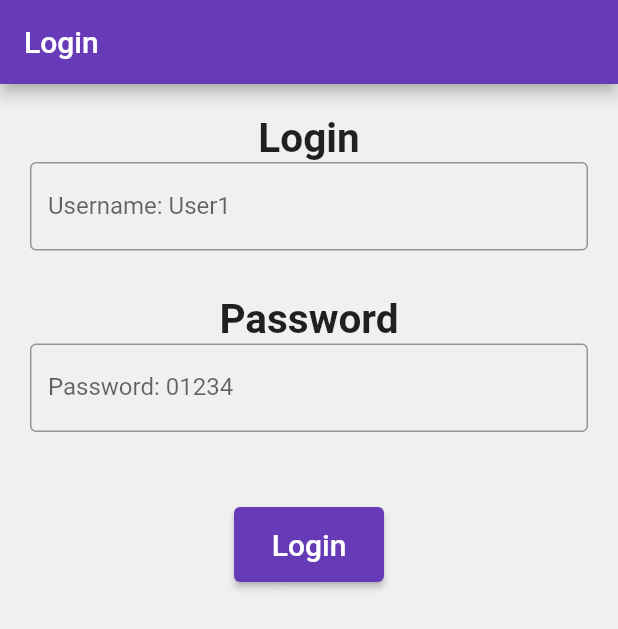
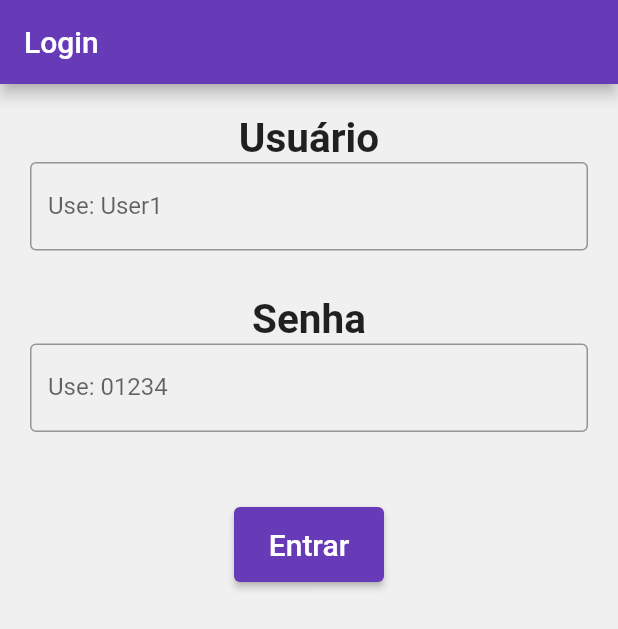
Before and after one commit to KaioSantos32/flutter_login_form, a Flutter app: the screen it shows after launch, on a phone screen of 412 x 824 dp. Shown: the top 629 px of the screen. Run offline on Flutter 3.47's test engine with Material 2 defaults, Android fonts, the phone set to English and light mode, and no system bars.

Commit message:
Formulario de Login traduzido

```diff
--- a/lib/main.dart
+++ b/lib/main.dart
@@ -30,8 +30,8 @@ class _HomePageState extends State<HomePage> {
       showDialog(
         context: context,
         builder: (BuildContext context) => const AlertDialog(
-          title: Text('Successful'),
-          content: Text('Login was Successful'),
+          title: Text('Sucesso!'),
+          content: Text('Login concluído com sucesso'),
         ),
       );
       username.clear();
@@ -40,8 +40,8 @@ class _HomePageState extends State<HomePage> {
       showDialog(
         context: context,
         builder: (BuildContext context) => const AlertDialog(
-          title: Text('Something\'s Wrong'),
-          content: Text('Username or Password are incorrect'),
+          title: Text('Algo deu errado'),
+          content: Text('Usuario ou senha incorretos...'),
         ),
       );
       username.clear();
@@ -66,16 +66,16 @@ class _HomePageState extends State<HomePage> {
           child: Column(
             children: [
               Form(
-                formTitle: "Login",
-                textInputLabel: "Username: User1",
+                formTitle: "Usuário",
+                textInputLabel: "Use: User1",
                 controller: username,
               ),
               Container(
                 height: 30,
               ),
               Form(
-                formTitle: "Password",
-                textInputLabel: "Password: 01234",
+                formTitle: "Senha",
+                textInputLabel: "Use: 01234",
                 controller: password,
                 obscureText: true,
               ),
@@ -92,7 +92,7 @@ class _HomePageState extends State<HomePage> {
                     minimumSize: Size(100, 50),
                   ),
                   child: const Text(
-                    "Login",
+                    "Entrar",
                     style: TextStyle(
                       fontSize: 20,
                     ),
```
